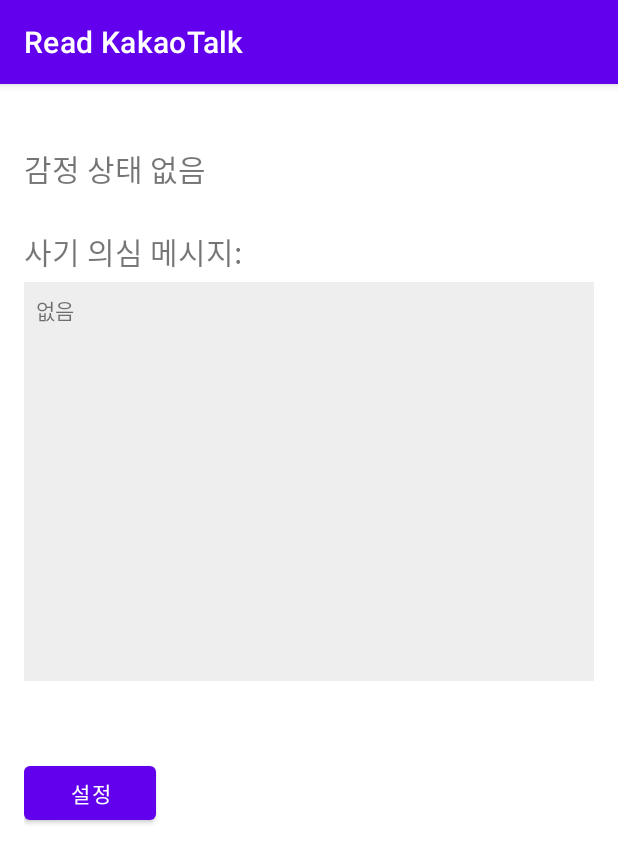
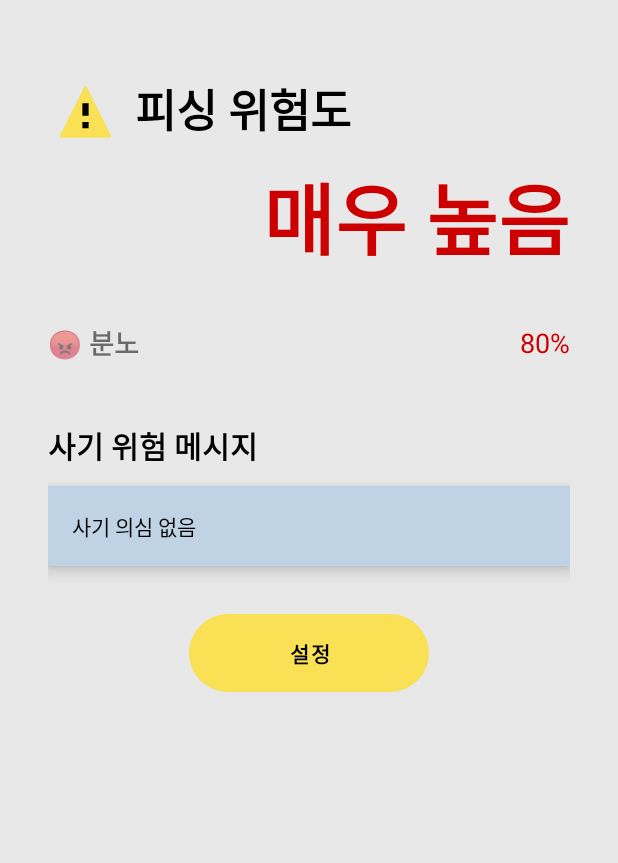
Before and after one commit to 2024ahnlab/ReadKakao, an Android app: the screen it shows after launch (MainActivity), on a phone screen of 412 x 824 dp. Shown: the top 863 px of the screen. Run offline under Robolectric (Android 15) with nearby library versions, the light colour scheme and no system bars.

Commit message:
complete fraud warning ui

```diff
--- a/app/src/main/java/com/readkakaotalk/app/activity/MainActivity.java
+++ b/app/src/main/java/com/readkakaotalk/app/activity/MainActivity.java
@@ -12,58 +12,56 @@
 import android.os.Bundle;
 import android.provider.Settings;
 import android.util.Log;
+import android.view.View;
 import android.view.accessibility.AccessibilityManager;
-import android.widget.SeekBar;
+import android.widget.LinearLayout;
 import android.widget.TextView;
+import android.widget.Button;
 
 import androidx.annotation.NonNull;
 import androidx.appcompat.app.AppCompatActivity;
 import androidx.core.app.ActivityCompat;
 import androidx.core.app.NotificationCompat;
-import androidx.core.app.NotificationManagerCompat;
 import androidx.core.content.ContextCompat;
 
 import com.readkakaotalk.app.R;
-//import com.readkakaotalk.app.model.TorchModelManager;
 import com.readkakaotalk.app.service.MyAccessibilityService;
 
 import org.json.JSONObject;
 
 import java.util.List;
-import java.util.Set;
-
-import android.content.SharedPreferences;
-import android.content.Intent;
-import android.app.AlertDialog;
 
 public class MainActivity extends AppCompatActivity {
     private static final String TAG = "MainActivity";
-//    private TorchModelManager fraud_model, emotion_model;
+
     private AlertDialog dialog = null;
-    private TextView emotionTextView;
-    private TextView fraudMessageTextView;
+
+    private TextView statusText;
+    private TextView fraudMessageText;
+    private LinearLayout emotionContainer;
+    private TextView emotionAngerPercent;
 
     @Override
     protected void onCreate(Bundle savedInstanceState) {
         super.onCreate(savedInstanceState);
+        if (getSupportActionBar() != null) getSupportActionBar().hide();
         setContentView(R.layout.activity_main);
+        if (Build.VERSION.SDK_INT >= Build.VERSION_CODES.LOLLIPOP) {
+            getWindow().setStatusBarColor(Color.parseColor("#E8E8E8")); // 원하는 색상 코드
+        }
         Log.d(TAG, "MainActivity 시작됨");
 
-//        // 모델 로딩
-//        fraud_model = new TorchModelManager("fraud_model.pt");
-//        emotion_model = new TorchModelManager("emotion_model.pt");
-//        fraud_model.loadModel(this);
-//        emotion_model.loadModel(this);
+        statusText = findViewById(R.id.statusText);
+        fraudMessageText = findViewById(R.id.fraudMessageText);
+        emotionContainer = findViewById(R.id.emotionContainer);
+        emotionAngerPercent = findViewById(R.id.emotionAngerPercent);
 
-        emotionTextView = findViewById(R.id.emotionTextView); // 새 감정 텍스트뷰
-        fraudMessageTextView = findViewById(R.id.fraudMessageTextView);
-
-        findViewById(R.id.settingsButton).setOnClickListener(v -> {
+        Button settingsButton = findViewById(R.id.settingsButton);
+        settingsButton.setOnClickListener(v -> {
             Intent intent = new Intent(this, SettingsActivity.class);
             startActivity(intent);
         });
 
-        // 접근성 서비스로부터 메시지 수신
         registerReceiver(new BroadcastReceiver() {
             @Override
             public void onReceive(Context context, Intent intent) {
@@ -72,7 +70,6 @@
             }
         }, new IntentFilter(MyAccessibilityService.ACTION_NOTIFICATION_BROADCAST), Context.RECEIVER_EXPORTED);
 
-        // 알림 권한 요청
         if (Build.VERSION.SDK_INT >= Build.VERSION_CODES.TIRAMISU &&
                 ContextCompat.checkSelfPermission(this, android.Manifest.permission.POST_NOTIFICATIONS)
                         != PackageManager.PERMISSION_GRANTED) {
@@ -80,25 +77,71 @@
                     new String[]{android.Manifest.permission.POST_NOTIFICATIONS}, 100);
         }
 
-        // 알림 클릭 진입 처리 (감정, 사기 결과 표시용)
-        Intent intent = getIntent();
-        if (intent != null && intent.hasExtra("alert_type")) {
-            String type = intent.getStringExtra("alert_type");
-            if ("fraud".equals(type)) {
-                showRecentMessages(5);
-            } else if ("emotion".equals(type)) {
-                String emotion = intent.getStringExtra("emotion_level");
-                emotionTextView.setText("감정 상태: " + emotion);
-            } else if ("fraud_emotion".equals(type)) {
-                showRecentMessages(5);
-                String emotion = intent.getStringExtra("emotion_level");
-                emotionTextView.setText("감정 상태: " + emotion);
-            }
-        }
+        handleIntent(getIntent());
+    }
+
+//    private void handleIntent(Intent intent) {
+//        if (intent != null && intent.hasExtra("alert_type")) {
+//            String type = intent.getStringExtra("alert_type");
+//            String emotion = intent.getStringExtra("emotion_level"); // 예: "분노", "불안" 등
+//
+//            switch (type) {
+//                case "fraud":
+//                    statusText.setText("매우 높음");
+//                    statusText.setTextColor(Color.parseColor("#CC0000"));
+//                    emotionContainer.setVisibility(View.GONE);
+//                    showRecentMessages(5);
+//                    break;
+//
+//                case "emotion":
+//                    statusText.setText("매우 높음");
+//                    statusText.setTextColor(Color.parseColor("#CC0000"));
+//                    emotionContainer.setVisibility(View.VISIBLE);
+//                    emotionAngerPercent.setText("80%"); // 실제 값 반영 필요
+//                    fraudMessageText.setText("사기 의심 없음");
+//                    break;
+//
+//                case "fraud_emotion":
+//                    statusText.setText("매우 높음");
+//                    statusText.setTextColor(Color.parseColor("#CC0000"));
+//                    emotionContainer.setVisibility(View.VISIBLE);
+//                    emotionAngerPercent.setText("80%");
+//                    showRecentMessages(5);
+//                    break;
+//
+//                default:
+//                    statusText.setText("안전");
+//                    statusText.setTextColor(Color.parseColor("#22A500"));
+//                    emotionContainer.setVisibility(View.GONE);
+//                    fraudMessageText.setText("(메시지 없음)");
+//                    break;
+//            }
+//        }
+//    }
+
+    // UI 테스트용 handleIntent 함수!!!!
+    private void handleIntent(Intent intent) {
+        // 테스트용: 감정 감지 UI 강제 표시
+        statusText.setText("매우 높음");
+        statusText.setTextColor(Color.parseColor("#CC0000"));
+
+        emotionContainer.setVisibility(View.VISIBLE);
+        emotionAngerPercent.setText("80%");
+
+        fraudMessageText.setText("사기 의심 없음");
+
+        // 실제 intent 처리는 무시
+        return;
+    }
+
+
+    private void showRecentMessages(int count) {
+        List<String> messages = MyAccessibilityService.getRecentMessages(count);
+        String combined = String.join("\n", messages);
+        fraudMessageText.setText(combined.isEmpty() ? "사기 의심 메시지 없음" : combined);
     }
 
     private void analyze(String message) {
-        // 모델 분석 대신 더미값으로 사기 경고 알림
         try {
             JSONObject result = new JSONObject();
             result.put("label", "사기");
@@ -107,43 +150,23 @@
         } catch (Exception e) {
             Log.e(TAG, "예측 실패", e);
         }
-
-//        float[] v = convertTextToVector(message);
-//        float[] r1 = fraud_model.predict(v);
-//        float[] r2 = emotion_model.predict(v);
-//
-//        float labelScore = fraud_model_Weight * r1[0] + emotion_model_Weight * r2[0];
-//        float confidence = fraud_model_Weight * r1[1] + emotion_model_Weight * r2[1];
-//
-//        String label = labelScore > 0.5 ? "사기" : "정상";
-//
-//        try {
-//            JSONObject result = new JSONObject();
-//            result.put("label", label);
-//            result.put("confidence", confidence);
-//            if ("사기".equals(label)) showAlert(message, result.toString());
-//        } catch (Exception e) {
-//            Log.e(TAG, "예측 실패", e);
-//        }
-//    }
-//
-//    private float[] convertTextToVector(String input) {
-//        float[] vector = new float[10];
-//        for (int i = 0; i < Math.min(input.length(), 10); i++) vector[i] = input.charAt(i);
-//        return vector;
     }
 
     private void showAlert(String message, String analysis) {
         NotificationManager manager = (NotificationManager) getSystemService(Context.NOTIFICATION_SERVICE);
         if (Build.VERSION.SDK_INT >= Build.VERSION_CODES.O) {
-            NotificationChannel channel = new NotificationChannel("fraud_alert", "Fraud Alerts", NotificationManager.IMPORTANCE_HIGH);
+            NotificationChannel channel = new NotificationChannel(
+                    "fraud_alert",
+                    "Fraud Alerts",
+                    NotificationManager.IMPORTANCE_HIGH
+            );
             channel.setDescription("사기 의심 메시지 경고");
             manager.createNotificationChannel(channel);
+
         }
 
-        // 알림 클릭 시 MainActivity로 이동하도록 intent 설정
         Intent intent = new Intent(this, MainActivity.class);
-        intent.putExtra("alert_type", "fraud"); // 또는 emotion, fraud_emotion
+        intent.putExtra("alert_type", "fraud");
         intent.setFlags(Intent.FLAG_ACTIVITY_NEW_TASK | Intent.FLAG_ACTIVITY_CLEAR_TOP);
 
         PendingIntent pendingIntent = PendingIntent.getActivity(
@@ -151,24 +174,13 @@
 
         NotificationCompat.Builder builder = new NotificationCompat.Builder(this, "fraud_alert")
                 .setSmallIcon(R.drawable.ic_warning)
-                .setContentTitle("이 대화는 피싱일 가능성이 있습니다")
-//                .setContentTitle("현재 감정 상태가 매우 불안정합니다")
-//                .setContentTitle("지금 이 대화는 매우 위험합니다")
-                .setContentText("개인정보를 절대 입력하지 마세요")
-//                .setContentText("지금 결정을 내리는 건 위험할 수 있습니다")
-//                .setContentText("즉시 대화를 중단하세요")
+                .setContentTitle("사기 피해를 입지 않도록 즉시 대화를 중단하세요.")
                 .setPriority(NotificationCompat.PRIORITY_HIGH)
-                .setColor(Color.rgb(255, 140, 0)) // Orange
+                .setColor(Color.rgb(255, 140, 0))
                 .setAutoCancel(true)
                 .setContentIntent(pendingIntent);
 
         manager.notify(1, builder.build());
-    }
-
-    private void showRecentMessages(int count) {
-        List<String> messages = MyAccessibilityService.getRecentMessages(count);
-        String combined = String.join("\n", messages);
-        fraudMessageTextView.setText(combined.isEmpty() ? "없음" : combined);
     }
 
     @Override
@@ -199,7 +211,7 @@
 
     @Override
     public void onRequestPermissionsResult(int requestCode, @NonNull String[] permissions, @NonNull int[] grantResults) {
-        super.onRequestPermissionsResult(requestCode, permissions, grantResults); // ← 이 줄 추가
+        super.onRequestPermissionsResult(requestCode, permissions, grantResults);
         if (requestCode == 100 && grantResults.length > 0 &&
                 grantResults[0] == PackageManager.PERMISSION_GRANTED) {
             Log.d(TAG, "알림 권한 허용됨");
--- a/app/src/main/java/com/readkakaotalk/app/service/MyAccessibilityService.java
+++ b/app/src/main/java/com/readkakaotalk/app/service/MyAccessibilityService.java
@@ -19,7 +19,8 @@
     private static final String TAG = "AccessibilityService";
     public static final String ACTION_NOTIFICATION_BROADCAST = "MyAccessibilityService_LocalBroadcast";
     public static final String EXTRA_TEXT = "extra_text";
-    public static final String TARGET_APP_PACKAGE = "com.kakao.talk";
+//    public static final String TARGET_APP_PACKAGE = "com.kakao.talk";
+    public static final String TARGET_APP_PACKAGE = "jp.naver.line.android";
     private static final java.util.Queue<String> recentMessages = new java.util.LinkedList<>();
     public static java.util.List<String> getRecentMessages(int count) {
         return new java.util.ArrayList<>(recentMessages);
--- a/app/src/main/res/drawable/ic_warning.xml
+++ b/app/src/main/res/drawable/ic_warning.xml
@@ -3,7 +3,27 @@
     android:height="24dp"
     android:viewportWidth="24"
     android:viewportHeight="24">
+
+    <!-- 라운드 삼각형 -->
     <path
-        android:fillColor="#FF000000"
-        android:pathData="M1,21h22L12,2 1,21zM13,18h-2v-2h2v2zM13,14h-2v-4h2v4z"/>
+        android:fillColor="#F9E054"
+        android:pathData="
+            M4,20
+            Q3.5,21 4.5,21
+            L19.5,21
+            Q20.5,21 20,20
+            L12.5,5
+            Q12,4 11.5,5
+            L4,20
+            Z" />
+
+    <!-- 느낌표 막대 -->
+    <path
+        android:fillColor="#000000"
+        android:pathData="M13,14h-2v-4h2v4z" />
+
+    <!-- 느낌표 점 -->
+    <path
+        android:fillColor="#000000"
+        android:pathData="M13,18h-2v-2h2v2z" />
 </vector>
--- /dev/null
+++ b/app/src/main/res/drawable/rounded_button.xml
@@ -0,0 +1,5 @@
+<shape xmlns:android="http://schemas.android.com/apk/res/android"
+    android:shape="rectangle">
+    <solid android:color="#F9E054" />
+    <corners android:radius="32dp" />
+</shape>
--- a/app/src/main/res/layout/activity_main.xml
+++ b/app/src/main/res/layout/activity_main.xml
@@ -1,64 +1,129 @@
 <?xml version="1.0" encoding="utf-8"?>
-<LinearLayout xmlns:android="http://schemas.android.com/apk/res/android"
+<ScrollView xmlns:android="http://schemas.android.com/apk/res/android"
+    android:layout_width="match_parent"
+    android:layout_height="match_parent"
+    android:background="#E8E8E8">
+
+    <LinearLayout
         android:layout_width="match_parent"
         android:layout_height="wrap_content"
         android:orientation="vertical"
-    android:padding="16dp">
+        android:paddingTop="48dp"
+        android:paddingStart="32dp"
+        android:paddingEnd="32dp"
+        android:paddingBottom="24dp"
+        android:gravity="center_horizontal">
 
-<!--    <TextView-->
-<!--        android:id="@+id/weightTextView"-->
-<!--        android:layout_width="wrap_content"-->
-<!--        android:layout_height="wrap_content"-->
-<!--        android:text="사기모델: 0.5 / 감정모델: 0.5"-->
-<!--        android:layout_marginTop="16dp"-->
-<!--        android:textSize="20sp"/>-->
+        <!-- 상단 경고 아이콘 + 텍스트 (왼쪽 정렬) -->
+        <LinearLayout
+            android:layout_width="match_parent"
+            android:layout_height="wrap_content"
+            android:orientation="horizontal"
+            android:gravity="start|center_vertical">
+
+            <ImageView
+                android:layout_width="50dp"
+                android:layout_height="50dp"
+                android:src="@drawable/ic_warning" />
 
             <TextView
-        android:id="@+id/emotionTextView"
                 android:layout_width="wrap_content"
                 android:layout_height="wrap_content"
-        android:text="감정 상태 없음"
-        android:textSize="20sp"
-        android:layout_marginTop="25dp"/>
+                android:text="피싱 위험도"
+                android:textSize="30sp"
+                android:textStyle="bold"
+                android:textColor="#000000"
+                android:layout_marginStart="8dp" />
+        </LinearLayout>
+
+        <!-- 상태 텍스트 (오른쪽 정렬) -->
+        <TextView
+            android:id="@+id/statusText"
+            android:layout_width="wrap_content"
+            android:layout_height="wrap_content"
+            android:text="안전"
+            android:textSize="52sp"
+            android:textStyle="bold"
+            android:textColor="#22A500"
+            android:layout_marginTop="8dp"
+            android:layout_gravity="end" />
+
+        <!-- 감정 상태 영역 -->
+        <LinearLayout
+            android:id="@+id/emotionContainer"
+            android:layout_width="match_parent"
+            android:layout_height="wrap_content"
+            android:orientation="horizontal"
+            android:layout_marginTop="32dp"
+            android:layout_marginBottom="16dp"
+            android:gravity="center_vertical"
+            android:visibility="gone">
 
             <TextView
-        android:id="@+id/fraudMessageTitle"
                 android:layout_width="wrap_content"
                 android:layout_height="wrap_content"
-        android:text="사기 의심 메시지:"
-        android:textSize="20sp"
-        android:layout_marginTop="25dp" />
-
-    <ScrollView
-        android:id="@+id/fraudScrollContainer"
-        android:layout_width="match_parent"
-        android:layout_height="266dp"
-        android:layout_marginTop="5dp"
-        android:layout_marginBottom="25dp"
-        android:background="#EEEEEE"
-        android:padding="8dp">
+                android:text="😡 분노"
+                android:textStyle="bold"
+                android:textSize="18sp"
+                android:layout_weight="1" />
 
             <TextView
-            android:id="@+id/fraudMessageTextView"
+                android:id="@+id/emotionAngerPercent"
+                android:layout_width="wrap_content"
+                android:layout_height="wrap_content"
+                android:text="80%"
+                android:textColor="#CC0000"
+                android:textSize="18sp" />
+        </LinearLayout>
+
+        <!-- 사기 메시지 제목 (왼쪽 정렬) -->
+        <TextView
+            android:id="@+id/fraudTitle"
+            android:layout_width="wrap_content"
+            android:layout_height="wrap_content"
+            android:text="사기 위험 메시지"
+            android:textStyle="bold"
+            android:textSize="20sp"
+            android:textColor="#000000"
+            android:elevation="2dp"
+            android:layout_marginTop="24dp"
+            android:layout_marginBottom="12dp"
+            android:layout_gravity="start" />
+
+        <!-- 메시지 박스 -->
+        <LinearLayout
             android:layout_width="match_parent"
             android:layout_height="wrap_content"
-            android:lineSpacingExtra="4dp"
-            android:text="없음"
-            android:textSize="14sp" />
-    </ScrollView>
+            android:background="#BFD3E4"
+            android:padding="16dp"
+            android:layout_marginBottom="32dp"
+            android:orientation="vertical"
+            android:elevation="6dp"
+            android:backgroundTintMode="src_in"
+            android:layout_marginTop="0dp"
+            android:clipToOutline="true"
+            android:backgroundTint="#BFD3E4">
 
-<!--    <SeekBar-->
-<!--        android:id="@+id/weightSeekBar"-->
-<!--        android:layout_width="match_parent"-->
-<!--        android:layout_height="wrap_content"-->
-<!--        android:max="100"-->
-<!--        android:progress="50"/>-->
+            <TextView
+                android:id="@+id/fraudMessageText"
+                android:layout_width="match_parent"
+                android:layout_height="wrap_content"
+                android:text="(메시지 내용...)"
+                android:textSize="14sp"
+                android:textColor="#000000" />
+        </LinearLayout>
 
+        <!-- 설정 버튼 -->
         <Button
             android:id="@+id/settingsButton"
-        android:layout_width="wrap_content"
-        android:layout_height="wrap_content"
+            android:layout_width="160dp"
+            android:layout_height="52dp"
             android:text="설정"
-        android:layout_marginTop="25dp"/>
+            android:textStyle="bold"
+            android:textColor="#000000"
+            android:layout_marginBottom="16dp"
+            android:layout_gravity="center_horizontal"
+            android:background="@drawable/rounded_button" />
 
     </LinearLayout>
+</ScrollView>
--- a/app/src/main/res/values/themes.xml
+++ b/app/src/main/res/values/themes.xml
@@ -1,16 +1,16 @@
 <resources xmlns:tools="http://schemas.android.com/tools">
-    <!-- Base application theme. -->
-    <style name="Theme.ReadKakaoTalk" parent="Theme.MaterialComponents.DayNight.DarkActionBar">
-        <!-- Primary brand color. -->
-        <item name="colorPrimary">@color/purple_500</item>
-        <item name="colorPrimaryVariant">@color/purple_700</item>
-        <item name="colorOnPrimary">@color/white</item>
-        <!-- Secondary brand color. -->
-        <item name="colorSecondary">@color/teal_200</item>
-        <item name="colorSecondaryVariant">@color/teal_700</item>
-        <item name="colorOnSecondary">@color/black</item>
-        <!-- Status bar color. -->
-        <item name="android:statusBarColor" tools:targetApi="l">?attr/colorPrimaryVariant</item>
-        <!-- Customize your theme here. -->
+    <style name="Theme.ReadKakaoTalk" parent="Theme.MaterialComponents.DayNight.NoActionBar">
+        <!-- Primary brand color (노란색 계열로 변경) -->
+        <item name="colorPrimary">#F9E054</item> <!-- 연노랑 -->
+        <item name="colorPrimaryVariant">#F2C94C</item> <!-- 진한 노랑 -->
+        <item name="colorOnPrimary">#000000</item> <!-- 버튼 위 텍스트 색: 검정 -->
+
+        <!-- Secondary color -->
+        <item name="colorSecondary">#FFE066</item>
+        <item name="colorSecondaryVariant">#FFD700</item>
+        <item name="colorOnSecondary">#000000</item>
+
+        <!-- Status bar -->
+        <item name="android:statusBarColor">#E8E8E8</item>
     </style>
 </resources>
```
Lines whose indentation alone changed are shown as unchanged.
